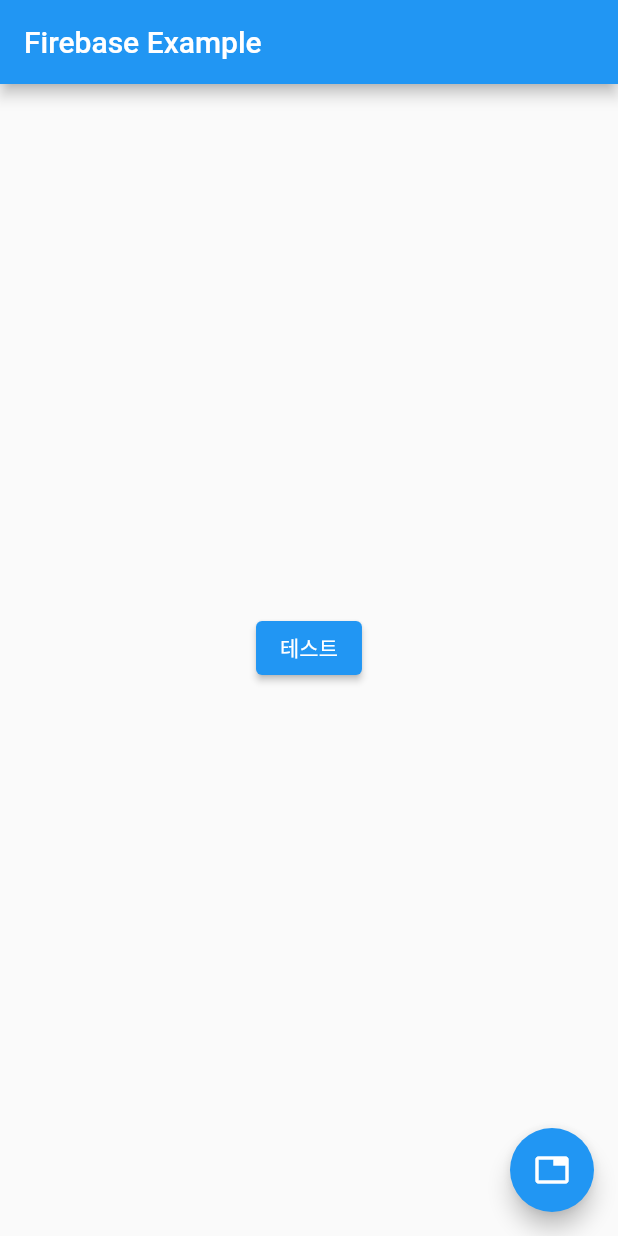
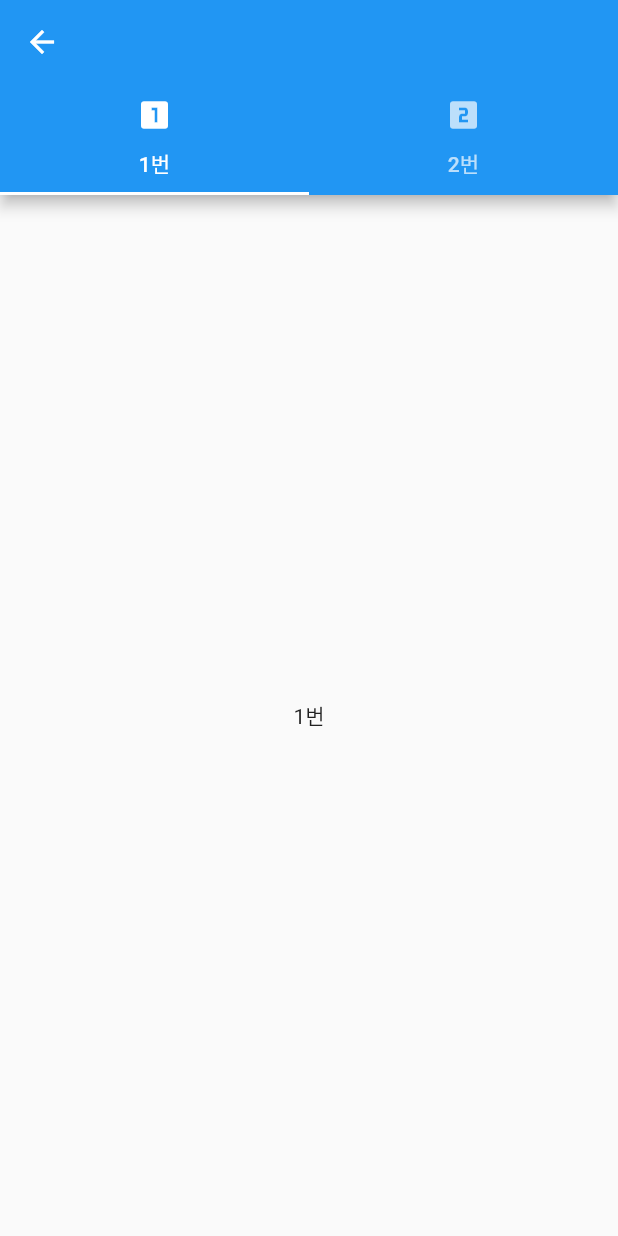
Before and after one commit to rival6821/flutter_book, a Flutter app: the screen it shows after launch, after a tap on the "tab" icon, on a phone screen of 412 x 824 dp. Run offline on Flutter 3.47's test engine with Material 2 defaults, Android fonts, the phone set to English and light mode, and no system bars; our stand-ins replace dio, firebase_analytics, firebase_core; accounts and stored records are empty; network calls fail.

Commit message:
add tab analystics

```diff
--- a/firebase_example2/lib/main.dart
+++ b/firebase_example2/lib/main.dart
@@ -1,5 +1,6 @@
 import 'package:firebase_analytics/firebase_analytics.dart';
 import 'package:firebase_core/firebase_core.dart';
+import 'package:firebase_example2/tabsPage.dart';
 import 'package:flutter/material.dart';
 
 // void main() => runApp(MyApp());
@@ -24,7 +25,7 @@ class MyApp extends StatelessWidget {
       theme: ThemeData(
         primarySwatch: Colors.blue,
       ),
-      navigatorObservers: <NavigatorObserver>[],
+      navigatorObservers: <NavigatorObserver>[observer],
       home: FirebaseApp(
         analytics: analytics,
         observer: observer
@@ -79,7 +80,11 @@ class _FirebaseAppState extends State<FirebaseApp> {
           mainAxisAlignment: MainAxisAlignment.center,
         ),
       ),
-      floatingActionButton: FloatingActionButton(child: const Icon(Icons.tab), onPressed: (){},),
+      floatingActionButton: FloatingActionButton(child: const Icon(Icons.tab), onPressed: (){
+        Navigator.of(context).push(MaterialPageRoute(builder: (BuildContext context) {
+          return TabsPage(observer);
+        }, settings: RouteSettings(name: '/tab')));
+      },),
     );
   }
 }
--- /dev/null
+++ b/firebase_example2/lib/tabsPage.dart
@@ -0,0 +1,76 @@
+import 'package:firebase_analytics/firebase_analytics.dart';
+import 'package:flutter/material.dart';
+
+class TabsPage extends StatefulWidget {
+  TabsPage(this.observer);
+  final FirebaseAnalyticsObserver observer;
+
+  @override
+  State<StatefulWidget> createState() => _TabsPage(observer);
+}
+
+class _TabsPage extends State<TabsPage> with SingleTickerProviderStateMixin, RouteAware {
+  _TabsPage(this.observer);
+
+  final FirebaseAnalyticsObserver observer;
+  TabController? _controller;
+  int selectedIndex = 0;
+
+  final List<Tab> tabs = [
+    const Tab(
+      text: '1번',
+      icon: Icon(Icons.looks_one),
+    ),
+    const Tab(
+      text: '2번',
+      icon: Icon(Icons.looks_two),
+    ),
+  ];
+
+  @override
+  void initState(){
+    super.initState();
+    _controller = TabController(length: tabs.length, vsync: this, initialIndex: selectedIndex);
+    _controller!.addListener(() {setState(() {
+      if(selectedIndex != _controller!.index) {
+        selectedIndex = _controller!.index;
+        _sendCurrentTab();
+        }
+      });
+    });
+  }
+
+  void _sendCurrentTab() {
+    observer.analytics.setCurrentScreen(screenName: 'tab/$selectedIndex');
+  }
+
+  @override
+  void didChangeDependencies(){
+    super.didChangeDependencies();
+    observer.subscribe(this, ModalRoute.of(context) as dynamic);
+  }
+
+  @override
+  void dispose () {
+    observer.unsubscribe(this);
+    super.dispose();
+  }
+
+  @override
+  Widget build(BuildContext context) {
+    return Scaffold(
+      appBar: AppBar(
+        bottom: TabBar(
+          controller: _controller,
+          tabs: tabs
+        ),
+      ),
+      body: TabBarView(
+        controller: _controller,
+        children: tabs.map((Tab tab) {
+          return Center(child: Text(tab.text!),);
+        }).toList(),
+      ),
+    );
+  }
+}
```
